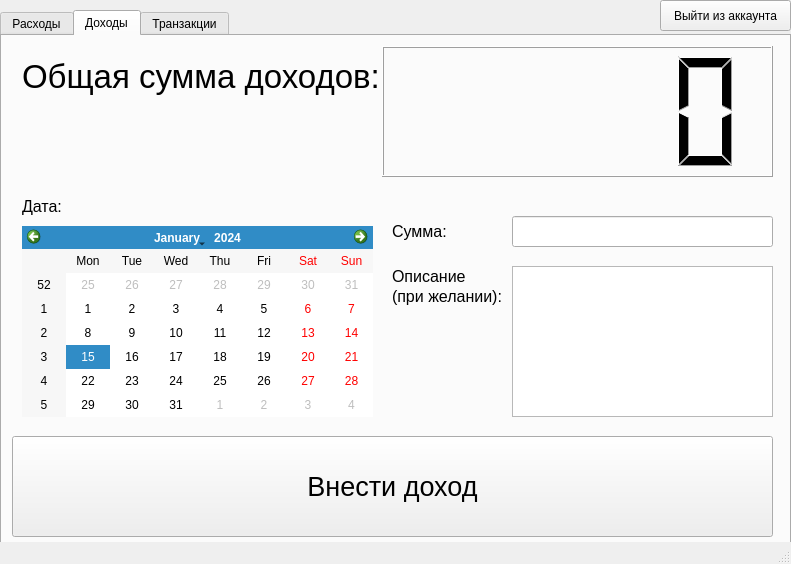
This is uic.ui in MaximBotkin/PyQt-project as Qt 5 draws it before an edit. The edited form follows.
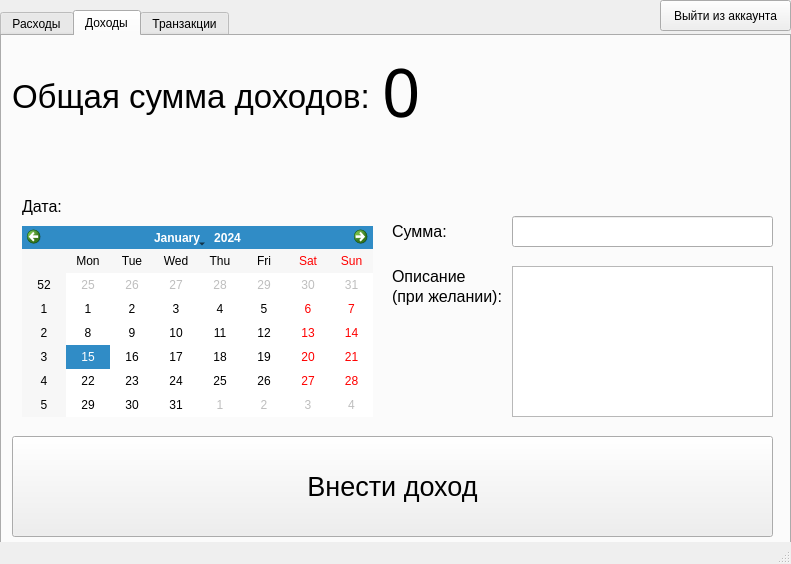
This is the edited form. The open tabs and pages were chosen to show the change.

The edit to the form file:
```diff
--- a/uic.ui
+++ b/uic.ui
@@ -249,23 +249,13 @@
      <attribute name="title">
       <string>Доходы</string>
      </attribute>
-     <widget class="QLCDNumber" name="income_sum">
-      <property name="geometry">
-       <rect>
-        <x>380</x>
-        <y>10</y>
-        <width>391</width>
-        <height>131</height>
-       </rect>
-      </property>
-     </widget>
      <widget class="QLabel" name="label_3">
       <property name="geometry">
        <rect>
-        <x>20</x>
-        <y>0</y>
-        <width>361</width>
-        <height>81</height>
+        <x>10</x>
+        <y>30</y>
+        <width>370</width>
+        <height>60</height>
        </rect>
       </property>
       <property name="font">
@@ -397,6 +387,25 @@
        <string>Дата:</string>
       </property>
      </widget>
+     <widget class="QLabel" name="income_sum">
+      <property name="geometry">
+       <rect>
+        <x>380</x>
+        <y>10</y>
+        <width>321</width>
+        <height>90</height>
+       </rect>
+      </property>
+      <property name="font">
+       <font>
+        <family>Segoe UI Variable</family>
+        <pointsize>50</pointsize>
+       </font>
+      </property>
+      <property name="text">
+       <string>0</string>
+      </property>
+     </widget>
     </widget>
     <widget class="QWidget" name="transactions">
      <attribute name="title">
```
Left out of the diff: 48 changed lines with no effect on the pictures.
